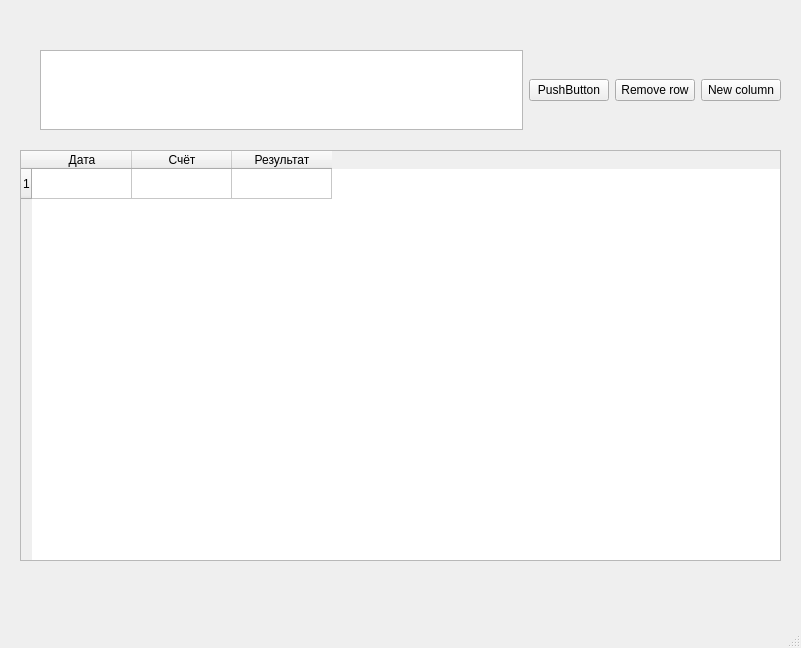
Before: the Qt Designer form test.ui in OgnestrelYT/Sport-Oracle, drawn with Qt 5.
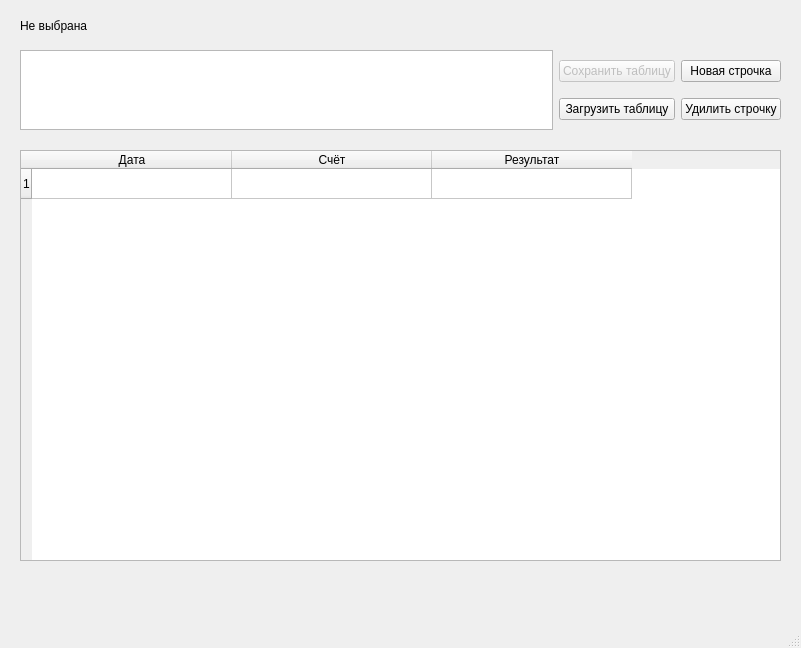
After: the same form once the commit is applied.

Patch:
```diff
--- a/test.ui
+++ b/test.ui
@@ -38,6 +38,21 @@
       <height>200</height>
      </size>
     </property>
+    <attribute name="horizontalHeaderCascadingSectionResizes">
+     <bool>false</bool>
+    </attribute>
+    <attribute name="horizontalHeaderDefaultSectionSize">
+     <number>200</number>
+    </attribute>
+    <attribute name="verticalHeaderCascadingSectionResizes">
+     <bool>false</bool>
+    </attribute>
+    <attribute name="verticalHeaderShowSortIndicator" stdset="0">
+     <bool>false</bool>
+    </attribute>
+    <attribute name="verticalHeaderStretchLastSection">
+     <bool>false</bool>
+    </attribute>
     <row>
      <property name="text">
       <string>1</string>
@@ -62,9 +77,9 @@
    <widget class="QWidget" name="horizontalLayoutWidget">
     <property name="geometry">
      <rect>
-      <x>40</x>
+      <x>20</x>
       <y>50</y>
-      <width>741</width>
+      <width>761</width>
       <height>80</height>
      </rect>
     </property>
@@ -73,27 +88,58 @@
       <widget class="QTextEdit" name="textEdit"/>
      </item>
      <item>
-      <widget class="QPushButton" name="pushButton">
+      <layout class="QVBoxLayout" name="verticalLayout_3">
+       <item>
+        <widget class="QPushButton" name="Save_Table_Button">
+         <property name="enabled">
+          <bool>false</bool>
+         </property>
        <property name="text">
-        <string>PushButton</string>
+          <string>Сохранить таблицу</string>
        </property>
       </widget>
      </item>
      <item>
-      <widget class="QPushButton" name="Remove_Row">
+        <widget class="QPushButton" name="Load_Table_Button">
        <property name="text">
-        <string>Remove row</string>
+          <string>Загрузить таблицу</string>
        </property>
       </widget>
      </item>
+      </layout>
+     </item>
+     <item>
+      <layout class="QVBoxLayout" name="verticalLayout_5">
      <item>
       <widget class="QPushButton" name="New_Row">
        <property name="text">
-        <string>New column</string>
+          <string>Новая строчка</string>
        </property>
       </widget>
      </item>
-    </layout>
+       <item>
+        <widget class="QPushButton" name="Remove_Row">
+         <property name="text">
+          <string>Удилить строчку</string>
+         </property>
+        </widget>
+       </item>
+      </layout>
+     </item>
+    </layout>
+   </widget>
+   <widget class="QLabel" name="Team_Name_Text">
+    <property name="geometry">
+     <rect>
+      <x>20</x>
+      <y>10</y>
+      <width>761</width>
+      <height>31</height>
+     </rect>
+    </property>
+    <property name="text">
+     <string>Не выбрана</string>
+    </property>
    </widget>
   </widget>
   <widget class="QMenuBar" name="menubar">
```
Left out of the diff: 2 changed lines with no effect on the pictures. Lines whose indentation alone changed are shown as unchanged.
